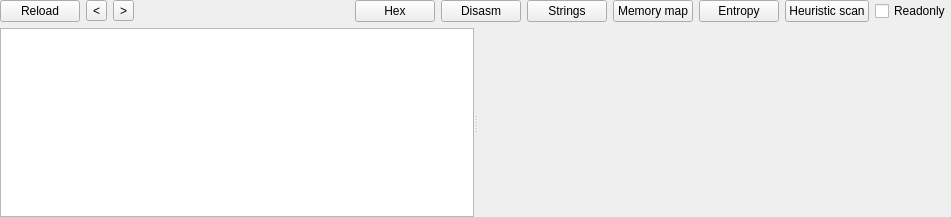
Above: MACH/machwidget.ui from horsicq/FormatWidgets before the change. Below: the same form after it.
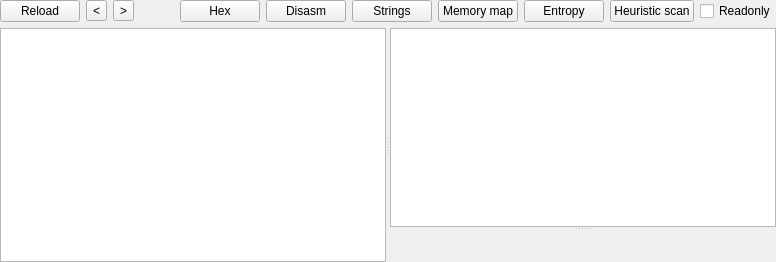
That is the form after the change. The open tabs and pages were chosen to show the change. Custom widgets are drawn as their Qt base class.

What changed in the file:
```diff
--- a/MACH/machwidget.ui
+++ b/MACH/machwidget.ui
@@ -6,8 +6,8 @@
    <rect>
     <x>0</x>
     <y>0</y>
-    <width>951</width>
-    <height>217</height>
+    <width>776</width>
+    <height>262</height>
    </rect>
   </property>
   <property name="windowTitle">
@@ -1909,6 +1909,60 @@
        </layout>
       </widget>
       <widget class="QWidget" name="page_dyld_chained_fixups">
+       <layout class="QVBoxLayout" name="verticalLayout_58">
+        <property name="leftMargin">
+         <number>0</number>
+        </property>
+        <property name="topMargin">
+         <number>0</number>
+        </property>
+        <property name="rightMargin">
+         <number>0</number>
+        </property>
+        <property name="bottomMargin">
+         <number>0</number>
+        </property>
+        <item>
+         <widget class="QSplitter" name="splitter_35">
+          <property name="orientation">
+           <enum>Qt::Vertical</enum>
+          </property>
+          <widget class="QTableWidget" name="tableWidget_dyld_chained_fixups">
+           <property name="sizePolicy">
+            <sizepolicy hsizetype="Expanding" vsizetype="Expanding">
+             <horstretch>0</horstretch>
+             <verstretch>0</verstretch>
+            </sizepolicy>
+           </property>
+           <property name="contextMenuPolicy">
+            <enum>Qt::CustomContextMenu</enum>
+           </property>
+           <property name="editTriggers">
+            <set>QAbstractItemView::NoEditTriggers</set>
+           </property>
+           <property name="selectionMode">
+            <enum>QAbstractItemView::SingleSelection</enum>
+           </property>
+           <property name="selectionBehavior">
+            <enum>QAbstractItemView::SelectRows</enum>
+           </property>
+           <attribute name="horizontalHeaderShowSortIndicator" stdset="0">
+            <bool>false</bool>
+           </attribute>
+           <attribute name="verticalHeaderVisible">
+            <bool>true</bool>
+           </attribute>
+           <attribute name="verticalHeaderMinimumSectionSize">
+            <number>0</number>
+           </attribute>
+           <attribute name="verticalHeaderDefaultSectionSize">
+            <number>24</number>
+           </attribute>
+          </widget>
+          <widget class="ToolsWidget" name="widgetHex_dyld_chained_fixups" native="true"/>
+         </widget>
+        </item>
+       </layout>
       </widget>
       <widget class="QWidget" name="page_dyld_exports_trie">
       </widget>
```
Left out of the diff: 54 changed lines with no effect on the pictures.
